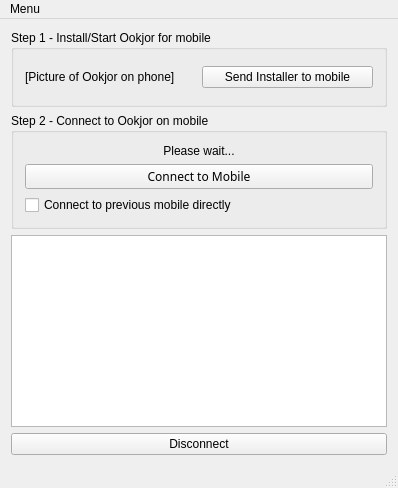
ykasidit/Ookjor, file ookjorwindow.ui: the form before one commit.
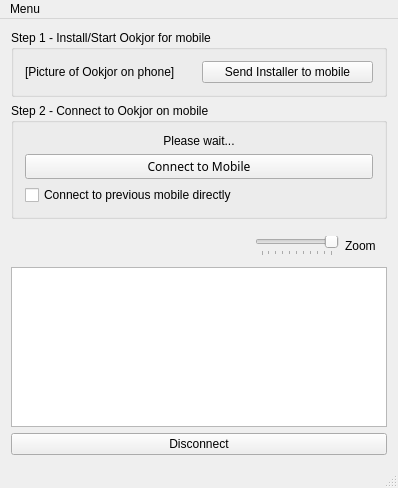
The form after the commit.

Commit message: preparing to make zoom

Diff of the .ui file:
```diff
--- a/ookjorwindow.ui
+++ b/ookjorwindow.ui
@@ -11,7 +11,7 @@
    </rect>
   </property>
   <property name="sizePolicy">
-   <sizepolicy hsizetype="Minimum" vsizetype="Minimum">
+   <sizepolicy hsizetype="Expanding" vsizetype="Expanding">
     <horstretch>0</horstretch>
     <verstretch>0</verstretch>
    </sizepolicy>
@@ -24,7 +24,7 @@
   </property>
   <widget class="QWidget" name="centralWidget">
    <property name="sizePolicy">
-    <sizepolicy hsizetype="Minimum" vsizetype="Minimum">
+    <sizepolicy hsizetype="Expanding" vsizetype="Expanding">
      <horstretch>0</horstretch>
      <verstretch>0</verstretch>
     </sizepolicy>
@@ -167,19 +167,69 @@
      </widget>
     </item>
     <item>
-     <widget class="QGraphicsView" name="liveView">
-      <property name="enabled">
-       <bool>true</bool>
-      </property>
+     <widget class="QWidget" name="liveWidget" native="true">
       <property name="sizePolicy">
-       <sizepolicy hsizetype="Minimum" vsizetype="Minimum">
+       <sizepolicy hsizetype="Preferred" vsizetype="Preferred">
         <horstretch>0</horstretch>
         <verstretch>0</verstretch>
        </sizepolicy>
       </property>
-      <property name="autoFillBackground">
-       <bool>false</bool>
-      </property>
+      <layout class="QVBoxLayout" name="verticalLayout_3">
+       <property name="spacing">
+        <number>0</number>
+       </property>
+       <property name="margin">
+        <number>0</number>
+       </property>
+       <item>
+        <widget class="QWidget" name="liveToolWidget" native="true">
+         <property name="sizePolicy">
+          <sizepolicy hsizetype="Fixed" vsizetype="Fixed">
+           <horstretch>0</horstretch>
+           <verstretch>0</verstretch>
+          </sizepolicy>
+         </property>
+         <property name="layoutDirection">
+          <enum>Qt::RightToLeft</enum>
+         </property>
+         <layout class="QHBoxLayout" name="horizontalLayout_2">
+          <item>
+           <widget class="QLabel" name="label">
+            <property name="text">
+             <string>Zoom</string>
+            </property>
+           </widget>
+          </item>
+          <item>
+           <widget class="QSlider" name="horizontalSlider">
+            <property name="orientation">
+             <enum>Qt::Horizontal</enum>
+            </property>
+            <property name="tickPosition">
+             <enum>QSlider::TicksBelow</enum>
+            </property>
+           </widget>
+          </item>
+         </layout>
+        </widget>
+       </item>
+       <item>
+        <widget class="QGraphicsView" name="liveView">
+         <property name="enabled">
+          <bool>true</bool>
+         </property>
+         <property name="sizePolicy">
+          <sizepolicy hsizetype="Expanding" vsizetype="Expanding">
+           <horstretch>0</horstretch>
+           <verstretch>0</verstretch>
+          </sizepolicy>
+         </property>
+         <property name="autoFillBackground">
+          <bool>false</bool>
+         </property>
+        </widget>
+       </item>
+      </layout>
      </widget>
     </item>
     <item>
```
Left out of the diff: 11 changed lines with no effect on the pictures. The commit also changes 3 other files.
